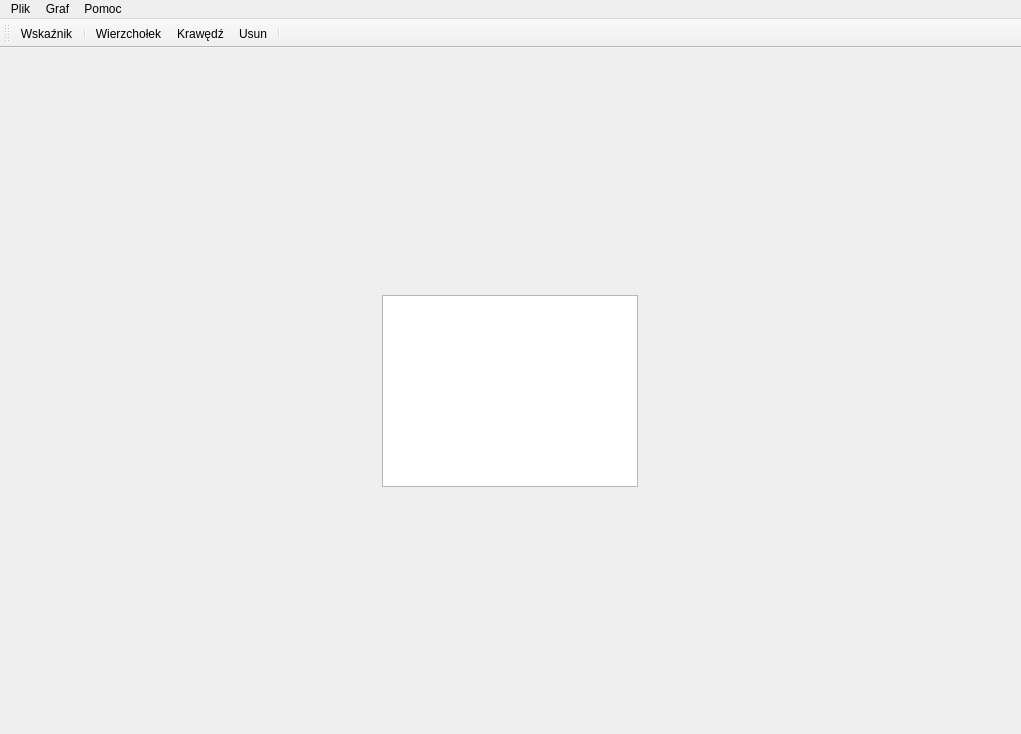
First picture: the form in MainWindow/mainwindow.ui, repository Forczu/Visualization-of-Flow-Network-Algorithms, before the edit.
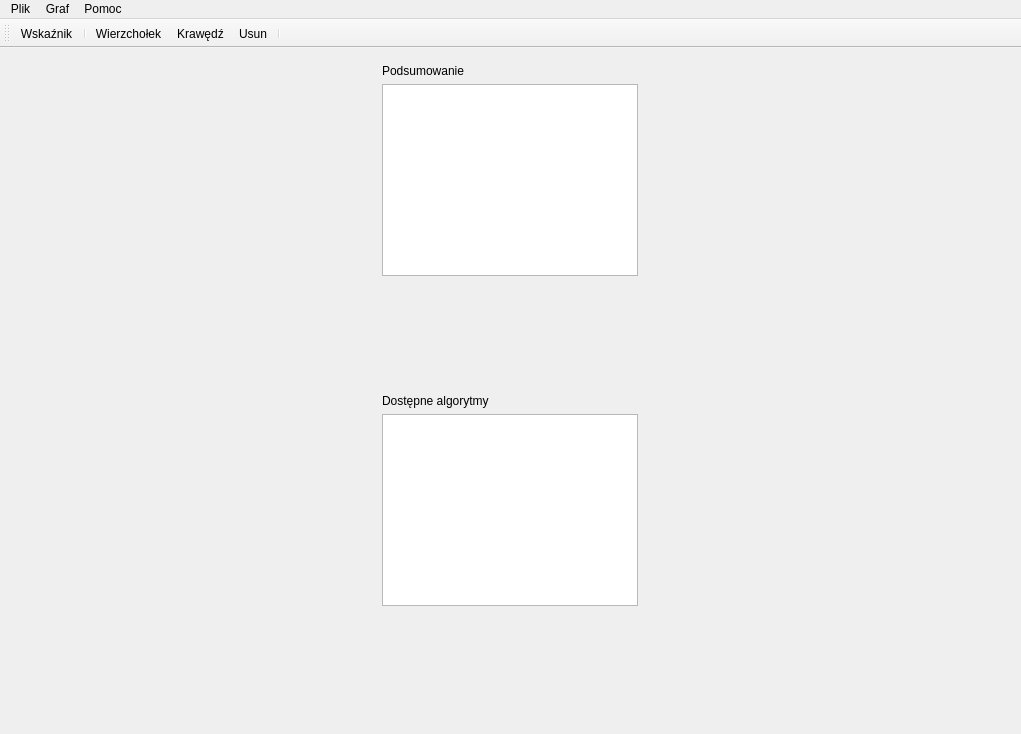
Second picture: the form after the edit. Icons and pictures are not drawn.

```diff
--- a/MainWindow/mainwindow.ui
+++ b/MainWindow/mainwindow.ui
@@ -32,7 +32,7 @@
       <property name="bottomMargin">
        <number>5</number>
       </property>
-      <item row="0" column="0">
+      <item row="1" column="0" alignment="Qt::AlignHCenter|Qt::AlignTop">
        <widget class="QTextBrowser" name="graphTextStatus">
         <property name="sizePolicy">
          <sizepolicy hsizetype="Fixed" vsizetype="Fixed">
@@ -42,6 +42,42 @@
         </property>
        </widget>
       </item>
+      <item row="3" column="0" alignment="Qt::AlignTop">
+       <widget class="QListWidget" name="algorithmList">
+        <property name="sizePolicy">
+         <sizepolicy hsizetype="Fixed" vsizetype="Fixed">
+          <horstretch>0</horstretch>
+          <verstretch>0</verstretch>
+         </sizepolicy>
+        </property>
+       </widget>
+      </item>
+      <item row="0" column="0">
+       <widget class="QLabel" name="summaryLabel">
+        <property name="sizePolicy">
+         <sizepolicy hsizetype="Preferred" vsizetype="Fixed">
+          <horstretch>0</horstretch>
+          <verstretch>0</verstretch>
+         </sizepolicy>
+        </property>
+        <property name="text">
+         <string>Podsumowanie</string>
+        </property>
+       </widget>
+      </item>
+      <item row="2" column="0">
+       <widget class="QLabel" name="label">
+        <property name="sizePolicy">
+         <sizepolicy hsizetype="Preferred" vsizetype="Fixed">
+          <horstretch>0</horstretch>
+          <verstretch>0</verstretch>
+         </sizepolicy>
+        </property>
+        <property name="text">
+         <string>Dostępne algorytmy</string>
+        </property>
+       </widget>
+      </item>
      </layout>
     </item>
    </layout>
```
Left out of the diff: 3 changed lines with no effect on the pictures.
